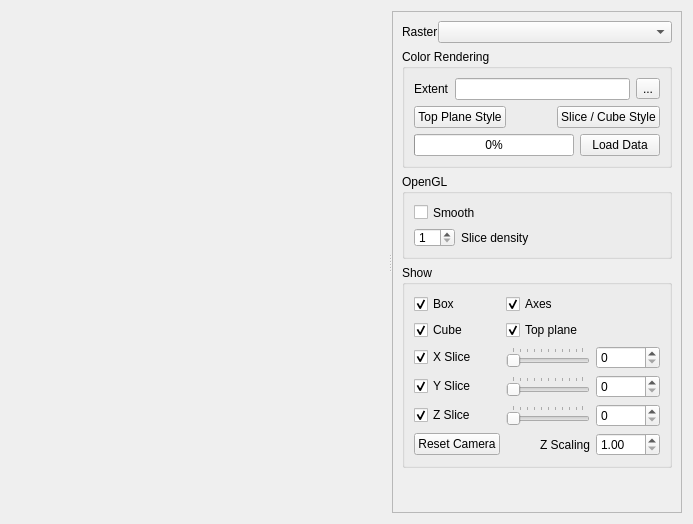
jakimowb/enmapbox_testmigration2, file enmapbox/coreapps/imagecubeapp/imagecube.ui: the form before one commit.
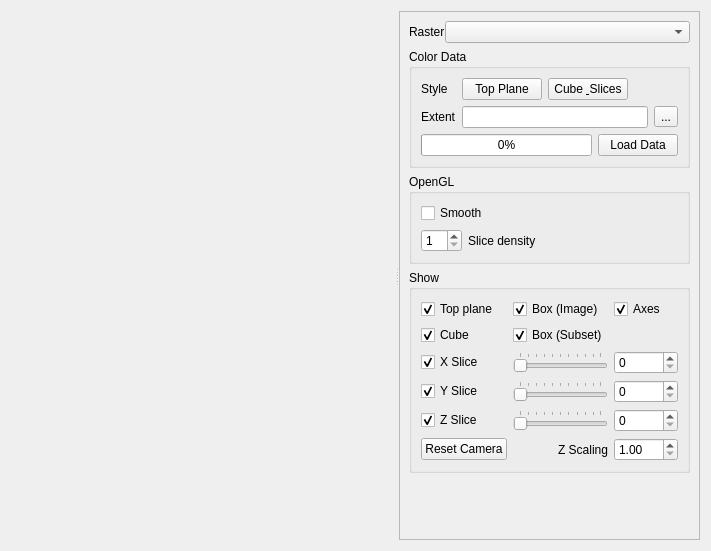
The form after the commit. Custom widgets are drawn as their Qt base class.

Commit message: Image Data Cube

Patch:
```diff
--- a/enmapbox/coreapps/imagecubeapp/imagecube.ui
+++ b/enmapbox/coreapps/imagecubeapp/imagecube.ui
@@ -6,14 +6,14 @@
    <rect>
     <x>0</x>
     <y>0</y>
-    <width>693</width>
-    <height>524</height>
+    <width>711</width>
+    <height>551</height>
    </rect>
   </property>
   <property name="windowTitle">
    <string>Form</string>
   </property>
-  <layout class="QHBoxLayout" name="horizontalLayout">
+  <layout class="QVBoxLayout" name="verticalLayout">
    <item>
     <widget class="QSplitter" name="splitter">
      <property name="orientation">
@@ -33,20 +33,20 @@
        </size>
       </property>
      </widget>
-     <widget class="QFrame" name="frame">
-      <property name="sizePolicy">
-       <sizepolicy hsizetype="Preferred" vsizetype="Preferred">
-        <horstretch>0</horstretch>
-        <verstretch>1</verstretch>
-       </sizepolicy>
+     <widget class="QScrollArea" name="scrollArea">
+      <property name="widgetResizable">
+       <bool>true</bool>
       </property>
-      <property name="frameShape">
-       <enum>QFrame::StyledPanel</enum>
-      </property>
-      <property name="frameShadow">
-       <enum>QFrame::Raised</enum>
-      </property>
-      <layout class="QVBoxLayout" name="verticalLayout">
+      <widget class="QWidget" name="scrollAreaWidgetContents">
+       <property name="geometry">
+        <rect>
+         <x>0</x>
+         <y>0</y>
+         <width>268</width>
+         <height>514</height>
+        </rect>
+       </property>
+       <layout class="QVBoxLayout" name="verticalLayout_2">
        <item>
         <layout class="QHBoxLayout" name="horizontalLayout_3">
          <property name="spacing">
@@ -86,24 +86,82 @@
           </size>
          </property>
          <property name="title">
-          <string>Color Rendering</string>
-         </property>
-         <layout class="QGridLayout" name="gridLayout">
-          <item row="2" column="2">
-           <widget class="QPushButton" name="btnSetRendererSlices">
+           <string>Color Data</string>
+          </property>
+          <layout class="QFormLayout" name="formLayout">
+           <item row="1" column="0">
+            <widget class="QLabel" name="label_3">
             <property name="text">
-             <string>Slice / Cube Style</string>
+              <string>Extent</string>
             </property>
            </widget>
           </item>
-          <item row="2" column="0">
+           <item row="0" column="0">
+            <widget class="QLabel" name="label_5">
+             <property name="text">
+              <string>Style</string>
+             </property>
+            </widget>
+           </item>
+           <item row="0" column="1">
+            <layout class="QHBoxLayout" name="horizontalLayout">
+             <property name="bottomMargin">
+              <number>0</number>
+             </property>
+             <item>
            <widget class="QPushButton" name="btnSetRendererTopPlane">
             <property name="text">
-             <string>Top Plane Style</string>
+                <string>Top Plane</string>
             </property>
            </widget>
           </item>
-          <item row="3" column="0" colspan="3">
+             <item>
+              <widget class="QPushButton" name="btnSetRendererSlices">
+               <property name="text">
+                <string>Cube &amp; Slices</string>
+               </property>
+              </widget>
+             </item>
+             <item>
+              <spacer name="horizontalSpacer">
+               <property name="orientation">
+                <enum>Qt::Horizontal</enum>
+               </property>
+               <property name="sizeHint" stdset="0">
+                <size>
+                 <width>40</width>
+                 <height>20</height>
+                </size>
+               </property>
+              </spacer>
+             </item>
+            </layout>
+           </item>
+           <item row="1" column="1">
+            <layout class="QHBoxLayout" name="horizontalLayout_4">
+             <property name="bottomMargin">
+              <number>0</number>
+             </property>
+             <item>
+              <widget class="QLineEdit" name="tbExtent">
+               <property name="alignment">
+                <set>Qt::AlignRight|Qt::AlignTrailing|Qt::AlignVCenter</set>
+               </property>
+               <property name="readOnly">
+                <bool>true</bool>
+               </property>
+              </widget>
+             </item>
+             <item>
+              <widget class="QToolButton" name="btnSetExtent">
+               <property name="text">
+                <string>...</string>
+               </property>
+              </widget>
+             </item>
+            </layout>
+           </item>
+           <item row="4" column="0" colspan="2">
            <layout class="QHBoxLayout" name="horizontalLayout_2">
             <property name="topMargin">
              <number>0</number>
@@ -133,34 +191,6 @@
             </item>
            </layout>
           </item>
-          <item row="1" column="0" colspan="3">
-           <layout class="QHBoxLayout" name="horizontalLayout_4">
-            <property name="bottomMargin">
-             <number>0</number>
-            </property>
-            <item>
-             <widget class="QLabel" name="label_3">
-              <property name="text">
-               <string>Extent</string>
-              </property>
-             </widget>
-            </item>
-            <item>
-             <widget class="QLineEdit" name="lineEditExtent">
-              <property name="readOnly">
-               <bool>true</bool>
-              </property>
-             </widget>
-            </item>
-            <item>
-             <widget class="QToolButton" name="toolButton">
-              <property name="text">
-               <string>...</string>
-              </property>
-             </widget>
-            </item>
-           </layout>
-          </item>
          </layout>
         </widget>
        </item>
@@ -169,7 +199,7 @@
          <property name="minimumSize">
           <size>
            <width>0</width>
-           <height>50</height>
+            <height>0</height>
           </size>
          </property>
          <property name="title">
@@ -215,10 +245,114 @@
           <string>Show</string>
          </property>
          <layout class="QGridLayout" name="gridLayout_2">
+           <item row="7" column="1">
+            <widget class="QLabel" name="label_2">
+             <property name="layoutDirection">
+              <enum>Qt::LeftToRight</enum>
+             </property>
+             <property name="text">
+              <string>Z Scaling</string>
+             </property>
+             <property name="alignment">
+              <set>Qt::AlignRight|Qt::AlignTrailing|Qt::AlignVCenter</set>
+             </property>
+            </widget>
+           </item>
+           <item row="7" column="2">
+            <widget class="QDoubleSpinBox" name="doubleSpinBoxZScale">
+             <property name="minimum">
+              <double>1.000000000000000</double>
+             </property>
+             <property name="maximum">
+              <double>100.000000000000000</double>
+             </property>
+             <property name="singleStep">
+              <double>0.200000000000000</double>
+             </property>
+             <property name="value">
+              <double>1.000000000000000</double>
+             </property>
+            </widget>
+           </item>
+           <item row="7" column="0">
+            <widget class="QPushButton" name="btnResetGLView">
+             <property name="text">
+              <string>Reset Camera</string>
+             </property>
+            </widget>
+           </item>
+           <item row="6" column="1">
+            <widget class="QSlider" name="sliderZ">
+             <property name="minimum">
+              <number>1</number>
+             </property>
+             <property name="maximum">
+              <number>100</number>
+             </property>
+             <property name="orientation">
+              <enum>Qt::Horizontal</enum>
+             </property>
+             <property name="tickPosition">
+              <enum>QSlider::TicksAbove</enum>
+             </property>
+            </widget>
+           </item>
           <item row="4" column="2">
-           <widget class="QSpinBox" name="spinBoxZ"/>
+            <widget class="QSpinBox" name="spinBoxX"/>
+           </item>
+           <item row="4" column="1">
+            <widget class="QSlider" name="sliderX">
+             <property name="minimum">
+              <number>1</number>
+             </property>
+             <property name="maximum">
+              <number>100</number>
+             </property>
+             <property name="orientation">
+              <enum>Qt::Horizontal</enum>
+             </property>
+             <property name="tickPosition">
+              <enum>QSlider::TicksAbove</enum>
+             </property>
+            </widget>
+           </item>
+           <item row="5" column="1">
+            <widget class="QSlider" name="sliderY">
+             <property name="minimum">
+              <number>1</number>
+             </property>
+             <property name="maximum">
+              <number>100</number>
+             </property>
+             <property name="orientation">
+              <enum>Qt::Horizontal</enum>
+             </property>
+             <property name="tickPosition">
+              <enum>QSlider::TicksAbove</enum>
+             </property>
+            </widget>
           </item>
           <item row="4" column="0">
+            <widget class="QCheckBox" name="cbShowSliceX">
+             <property name="text">
+              <string>X Slice</string>
+             </property>
+             <property name="checked">
+              <bool>true</bool>
+             </property>
+            </widget>
+           </item>
+           <item row="5" column="0">
+            <widget class="QCheckBox" name="cbShowSliceY">
+             <property name="text">
+              <string>Y Slice</string>
+             </property>
+             <property name="checked">
+              <bool>true</bool>
+             </property>
+            </widget>
+           </item>
+           <item row="6" column="0">
            <widget class="QCheckBox" name="cbShowSliceZ">
             <property name="text">
              <string>Z Slice</string>
@@ -228,30 +362,33 @@
             </property>
            </widget>
           </item>
-          <item row="3" column="2">
+           <item row="5" column="2">
            <widget class="QSpinBox" name="spinBoxY"/>
           </item>
+           <item row="6" column="2">
+            <widget class="QSpinBox" name="spinBoxZ"/>
+           </item>
+           <item row="2" column="1">
+            <widget class="QCheckBox" name="cbShowBoxSubset">
+             <property name="text">
+              <string>Box (Subset)</string>
+             </property>
+             <property name="checked">
+              <bool>true</bool>
+             </property>
+            </widget>
+           </item>
+           <item row="1" column="1">
+            <widget class="QCheckBox" name="cbShowBoxImage">
+             <property name="text">
+              <string>Box (Image)</string>
+             </property>
+             <property name="checked">
+              <bool>true</bool>
+             </property>
+            </widget>
+           </item>
           <item row="1" column="0">
-           <widget class="QCheckBox" name="cbShowCube">
-            <property name="text">
-             <string>Cube</string>
-            </property>
-            <property name="checked">
-             <bool>true</bool>
-            </property>
-           </widget>
-          </item>
-          <item row="2" column="0">
-           <widget class="QCheckBox" name="cbShowSliceX">
-            <property name="text">
-             <string>X Slice</string>
-            </property>
-            <property name="checked">
-             <bool>true</bool>
-            </property>
-           </widget>
-          </item>
-          <item row="1" column="1" colspan="2">
            <widget class="QCheckBox" name="cbShowTopPlane">
             <property name="text">
              <string>Top plane</string>
@@ -261,62 +398,17 @@
             </property>
            </widget>
           </item>
-          <item row="2" column="2">
-           <widget class="QSpinBox" name="spinBoxX"/>
-          </item>
-          <item row="2" column="1">
-           <widget class="QSlider" name="sliderX">
-            <property name="minimum">
-             <number>1</number>
-            </property>
-            <property name="maximum">
-             <number>100</number>
-            </property>
-            <property name="orientation">
-             <enum>Qt::Horizontal</enum>
-            </property>
-            <property name="tickPosition">
-             <enum>QSlider::TicksAbove</enum>
-            </property>
-           </widget>
-          </item>
-          <item row="0" column="0">
-           <widget class="QCheckBox" name="cbShowBox">
+           <item row="2" column="0">
+            <widget class="QCheckBox" name="cbShowCube">
             <property name="text">
-             <string>Box</string>
+              <string>Cube</string>
             </property>
             <property name="checked">
              <bool>true</bool>
             </property>
            </widget>
           </item>
-          <item row="3" column="1">
-           <widget class="QSlider" name="sliderY">
-            <property name="minimum">
-             <number>1</number>
-            </property>
-            <property name="maximum">
-             <number>100</number>
-            </property>
-            <property name="orientation">
-             <enum>Qt::Horizontal</enum>
-            </property>
-            <property name="tickPosition">
-             <enum>QSlider::TicksAbove</enum>
-            </property>
-           </widget>
-          </item>
-          <item row="3" column="0">
-           <widget class="QCheckBox" name="cbShowSliceY">
-            <property name="text">
-             <string>Y Slice</string>
-            </property>
-            <property name="checked">
-             <bool>true</bool>
-            </property>
-           </widget>
-          </item>
-          <item row="0" column="1" colspan="2">
+           <item row="1" column="2">
            <widget class="QCheckBox" name="cbShowAxis">
             <property name="text">
              <string>Axes</string>
@@ -326,58 +418,6 @@
             </property>
            </widget>
           </item>
-          <item row="4" column="1">
-           <widget class="QSlider" name="sliderZ">
-            <property name="minimum">
-             <number>1</number>
-            </property>
-            <property name="maximum">
-             <number>100</number>
-            </property>
-            <property name="orientation">
-             <enum>Qt::Horizontal</enum>
-            </property>
-            <property name="tickPosition">
-             <enum>QSlider::TicksAbove</enum>
-            </property>
-           </widget>
-          </item>
-          <item row="5" column="2">
-           <widget class="QDoubleSpinBox" name="doubleSpinBoxZScale">
-            <property name="minimum">
-             <double>1.000000000000000</double>
-            </property>
-            <property name="maximum">
-             <double>100.000000000000000</double>
-            </property>
-            <property name="singleStep">
-             <double>0.200000000000000</double>
-            </property>
-            <property name="value">
-             <double>1.000000000000000</double>
-            </property>
-           </widget>
-          </item>
-          <item row="5" column="1">
-           <widget class="QLabel" name="label_2">
-            <property name="layoutDirection">
-             <enum>Qt::LeftToRight</enum>
-            </property>
-            <property name="text">
-             <string>Z Scaling</string>
-            </property>
-            <property name="alignment">
-             <set>Qt::AlignRight|Qt::AlignTrailing|Qt::AlignVCenter</set>
-            </property>
-           </widget>
-          </item>
-          <item row="5" column="0">
-           <widget class="QPushButton" name="btnResetGLView">
-            <property name="text">
-             <string>Reset Camera</string>
-            </property>
-           </widget>
-          </item>
          </layout>
         </widget>
        </item>
@@ -397,6 +437,7 @@
       </layout>
      </widget>
     </widget>
+    </widget>
    </item>
   </layout>
   <action name="actionValidate">
```
Left out of the diff: 19 changed lines with no effect on the pictures. Lines whose indentation alone changed are shown as unchanged. The commit also changes 2 other files.
